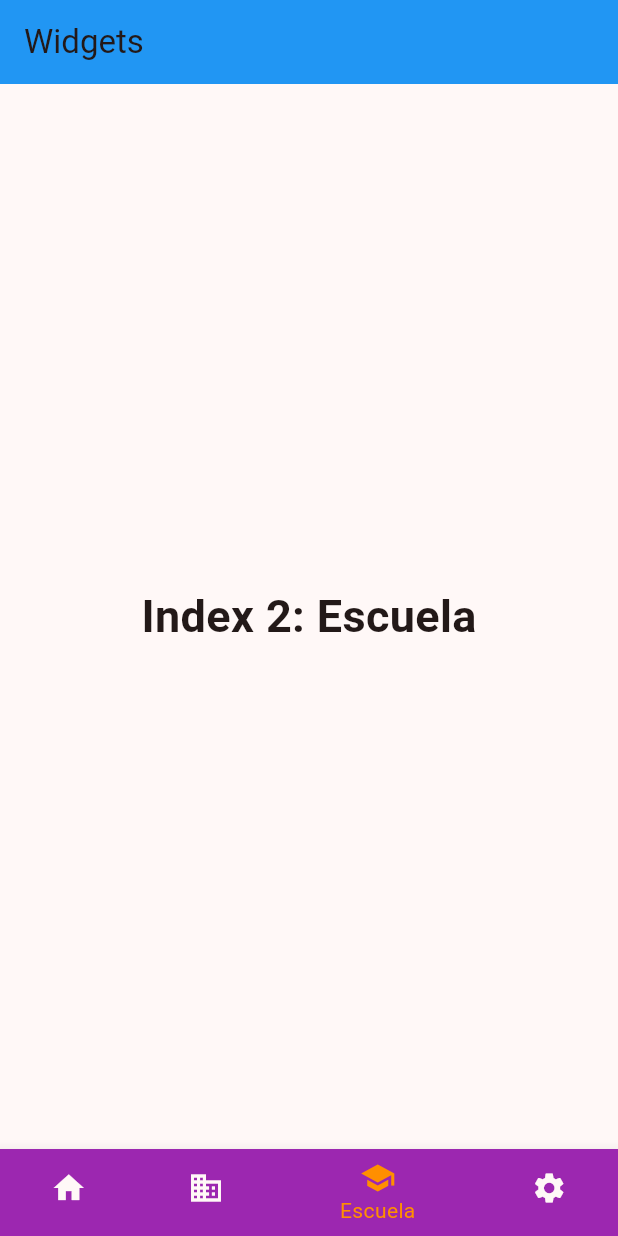
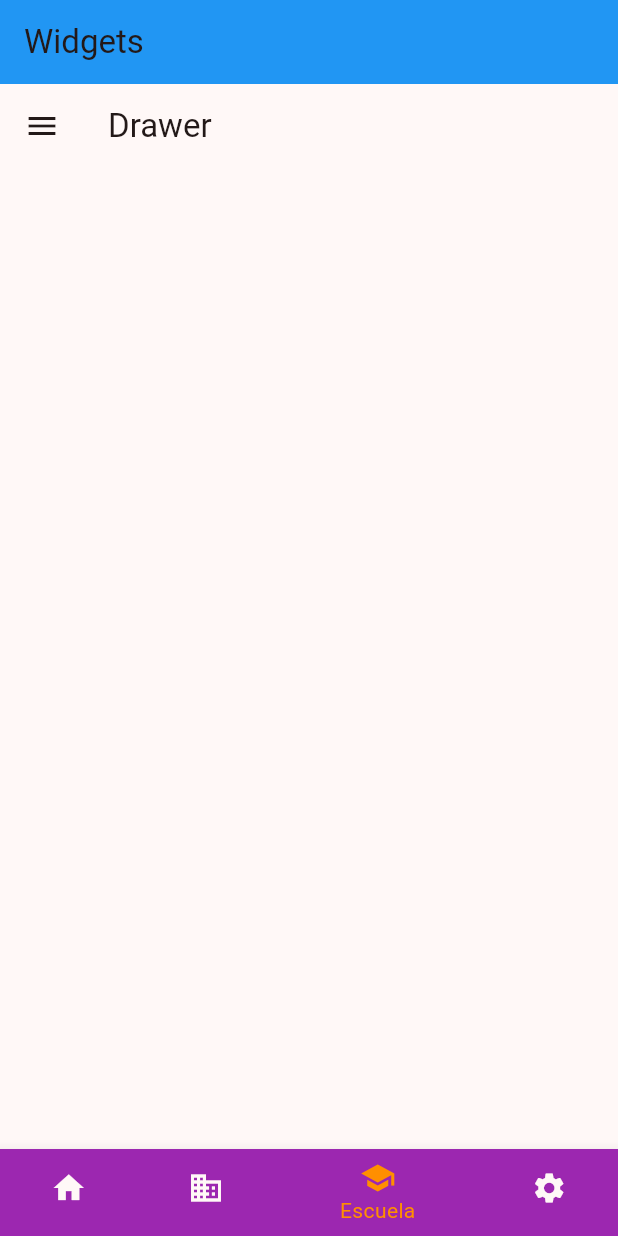
Before and after one commit to ElEdwinJSH/widgets_proyecto, a Flutter app: the screen it shows after launch, item 3 of the bottom bar chosen, on a phone screen of 412 x 824 dp. Run offline on Flutter 3.47's test engine with Material 2 defaults, Android fonts, the phone set to English and light mode, and no system bars.

Commit message:
Drawer hecho

```diff
--- a/lib/pages/bottom_navigation_bar.dart
+++ b/lib/pages/bottom_navigation_bar.dart
@@ -2,6 +2,7 @@ import 'package:flutter/material.dart';
 import 'package:widgets_proyecto/pages/alert_dialog.dart';
 import 'package:widgets_proyecto/pages/card_class.dart';
 import 'package:widgets_proyecto/pages/check_box.dart';
+import 'package:widgets_proyecto/pages/drawer.dart';
 import 'package:widgets_proyecto/pages/show_date_picker.dart';
 
 class BNavigation extends StatefulWidget {
@@ -31,10 +32,7 @@ class _BNavigationState extends State<BNavigation> {
       ),
     ),
     DatePicker(),
-    Text(
-      'Index 2: Escuela',
-      style: optionStyle,
-    ),
+    DrawerC(),
     Text(
       'Index 3: Ajustes',
       style: optionStyle,
--- /dev/null
+++ b/lib/pages/drawer.dart
@@ -0,0 +1,45 @@
+import 'package:flutter/material.dart';
+
+class DrawerC extends StatefulWidget {
+  const DrawerC({super.key});
+
+  @override
+  State<DrawerC> createState() => _DrawerCState();
+}
+
+class _DrawerCState extends State<DrawerC> {
+  @override
+  Widget build(BuildContext context) {
+    return Scaffold(
+      appBar: AppBar(
+        title: const Text('Drawer'),
+      ),
+      drawer: Drawer(
+          child: ListView(
+        padding: EdgeInsets.zero,
+        children: const <Widget>[
+          DrawerHeader(
+            decoration: BoxDecoration(
+              color: Colors.blue,
+            ),
+            child: Text(
+              'Drawer Header',
+              style: TextStyle(
+                color: Colors.white,
+                fontSize: 24,
+              ),
+            ),
+          ),
+          ListTile(
+            leading: Icon(Icons.message),
+            title: Text('Mensajes'),
+          ),
+          ListTile(
+            leading: Icon(Icons.settings),
+            title: Text('Ajustes'),
+          ),
+        ],
+      )),
+    );
+  }
+}
```
